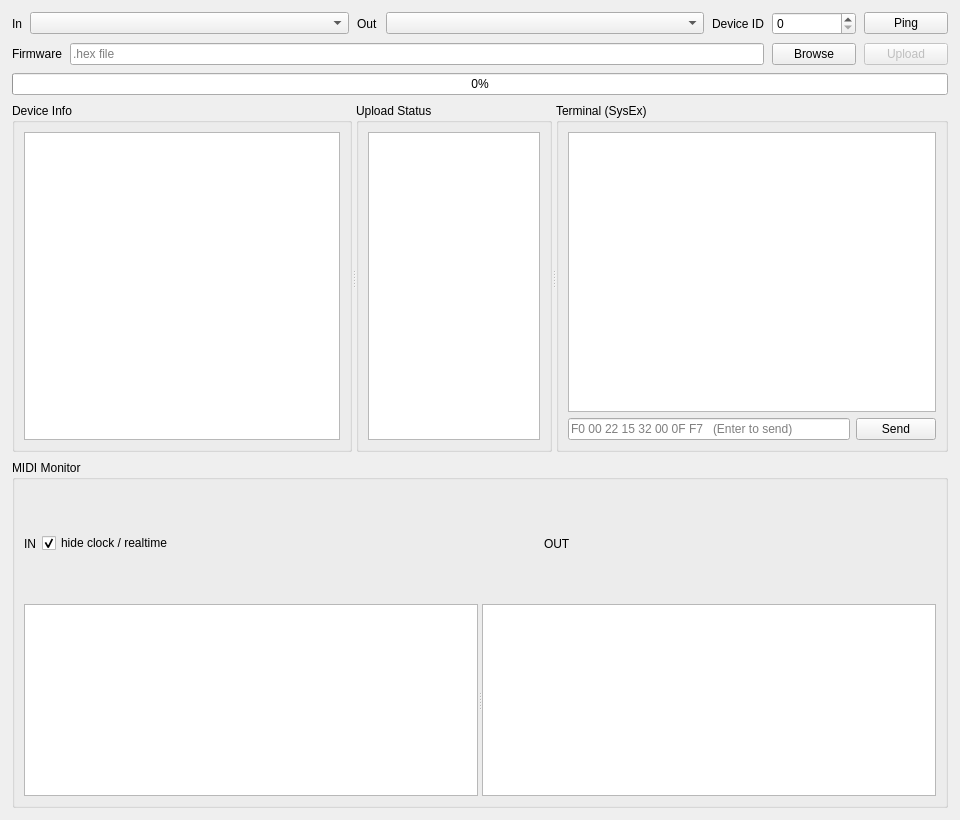
The window that apps/Bruno/5x6_display/tools/adios_studio/app/MainWindow.ui (AddictiveInstruments/ADIOS) describes before a commit, drawn with Qt 5.
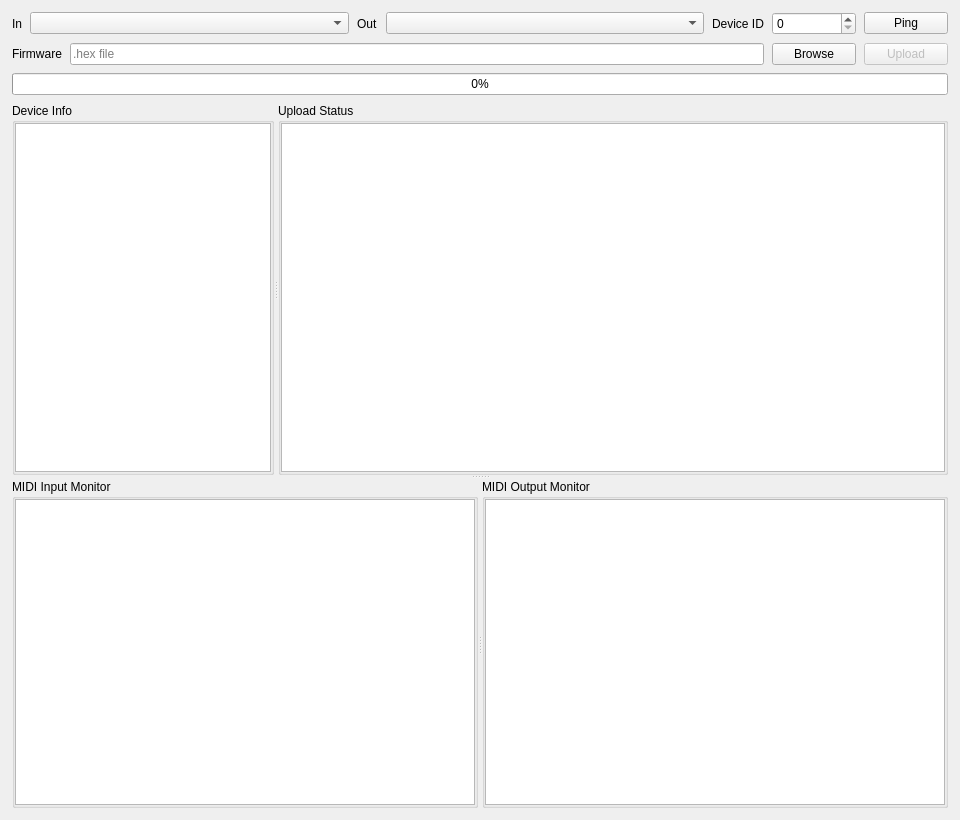
The same window after the commit. The open tabs and pages were chosen to show the change.

Commit message: tools: ADIOS Studio - refonte UI (splitters, monitor 2 groupes, marges, timing)

The edit to the form file:
```diff
--- a/apps/Bruno/5x6_display/tools/adios_studio/app/MainWindow.ui
+++ b/apps/Bruno/5x6_display/tools/adios_studio/app/MainWindow.ui
@@ -82,14 +82,19 @@
     </widget>
    </item>
    <item>
-    <widget class="QSplitter" name="colsSplit">
+    <widget class="QSplitter" name="rowsSplit">
+     <property name="orientation"><enum>Qt::Vertical</enum></property>
+     <widget class="QSplitter" name="colsSplit">
      <property name="orientation"><enum>Qt::Horizontal</enum></property>
      <property name="sizePolicy"><sizepolicy hsizetype="Expanding" vsizetype="Expanding"><horstretch>0</horstretch><verstretch>1</verstretch></sizepolicy></property>
      <widget class="QGroupBox" name="devGroup">
       <property name="title"><string>Device Info</string></property>
-      <property name="minimumSize"><size><width>340</width><height>0</height></size></property>
-      <property name="maximumSize"><size><width>340</width><height>16777215</height></size></property>
+      <property name="minimumSize"><size><width>240</width><height>0</height></size></property>
       <layout class="QVBoxLayout" name="devLayout">
+       <property name="leftMargin"><number>0</number></property>
+       <property name="topMargin"><number>0</number></property>
+       <property name="rightMargin"><number>0</number></property>
+       <property name="bottomMargin"><number>0</number></property>
        <item>
         <widget class="QListWidget" name="devInfo">
          <property name="wordWrap"><bool>false</bool></property>
@@ -101,10 +106,17 @@
        </item>
       </layout>
      </widget>
-     <widget class="QGroupBox" name="statusGroup">
+     <widget class="QStackedWidget" name="panelStack">
+      <property name="sizePolicy"><sizepolicy hsizetype="Expanding" vsizetype="Preferred"><horstretch>1</horstretch><verstretch>0</verstretch></sizepolicy></property>
+      <property name="currentIndex"><number>1</number></property>
+      <widget class="QGroupBox" name="statusGroup">
       <property name="title"><string>Upload Status</string></property>
       <property name="sizePolicy"><sizepolicy hsizetype="Preferred" vsizetype="Preferred"><horstretch>1</horstretch><verstretch>0</verstretch></sizepolicy></property>
       <layout class="QVBoxLayout" name="statusLayout">
+       <property name="leftMargin"><number>0</number></property>
+       <property name="topMargin"><number>0</number></property>
+       <property name="rightMargin"><number>0</number></property>
+       <property name="bottomMargin"><number>0</number></property>
        <item>
         <widget class="QListWidget" name="uploadStatus">
          <property name="wordWrap"><bool>false</bool></property>
@@ -120,6 +132,10 @@
       <property name="title"><string>Terminal (SysEx)</string></property>
       <property name="sizePolicy"><sizepolicy hsizetype="Preferred" vsizetype="Preferred"><horstretch>2</horstretch><verstretch>0</verstretch></sizepolicy></property>
       <layout class="QVBoxLayout" name="termLayout">
+       <property name="leftMargin"><number>0</number></property>
+       <property name="topMargin"><number>0</number></property>
+       <property name="rightMargin"><number>0</number></property>
+       <property name="bottomMargin"><number>0</number></property>
        <item>
         <widget class="QListWidget" name="term">
          <property name="wordWrap"><bool>false</bool></property>
@@ -145,40 +161,19 @@
        </item>
       </layout>
      </widget>
+     </widget>
     </widget>
-   </item>
-   <item>
-    <widget class="QGroupBox" name="monGroup">
-     <property name="title"><string>MIDI Monitor</string></property>
-     <property name="sizePolicy"><sizepolicy hsizetype="Preferred" vsizetype="Expanding"><horstretch>0</horstretch><verstretch>1</verstretch></sizepolicy></property>
-     <layout class="QVBoxLayout" name="monLayout">
-      <item>
-       <layout class="QHBoxLayout" name="monHeader">
-        <item><widget class="QLabel" name="lblMonIn"><property name="text"><string>IN</string></property></widget></item>
-        <item>
-         <widget class="QCheckBox" name="muteRt">
-          <property name="text"><string>hide clock / realtime</string></property>
-          <property name="checked"><bool>true</bool></property>
-         </widget>
-        </item>
-        <item>
-         <spacer name="monHeaderSpacer1">
-          <property name="orientation"><enum>Qt::Horizontal</enum></property>
-          <property name="sizeHint" stdset="0"><size><width>40</width><height>20</height></size></property>
-         </spacer>
-        </item>
-        <item><widget class="QLabel" name="lblMonOut"><property name="text"><string>OUT</string></property></widget></item>
-        <item>
-         <spacer name="monHeaderSpacer2">
-          <property name="orientation"><enum>Qt::Horizontal</enum></property>
-          <property name="sizeHint" stdset="0"><size><width>40</width><height>20</height></size></property>
-         </spacer>
-        </item>
-       </layout>
-      </item>
-      <item>
-       <widget class="QSplitter" name="monSplit">
-        <property name="orientation"><enum>Qt::Horizontal</enum></property>
+    <widget class="QSplitter" name="monSplit">
+     <property name="orientation"><enum>Qt::Horizontal</enum></property>
+     <property name="sizePolicy"><sizepolicy hsizetype="Expanding" vsizetype="Expanding"><horstretch>0</horstretch><verstretch>1</verstretch></sizepolicy></property>
+     <widget class="QGroupBox" name="inGroup">
+      <property name="title"><string>MIDI Input Monitor</string></property>
+      <layout class="QVBoxLayout" name="inLayout">
+       <property name="leftMargin"><number>0</number></property>
+       <property name="topMargin"><number>0</number></property>
+       <property name="rightMargin"><number>0</number></property>
+       <property name="bottomMargin"><number>0</number></property>
+       <item>
         <widget class="QListWidget" name="monIn">
          <property name="wordWrap"><bool>false</bool></property>
          <property name="uniformItemSizes"><bool>true</bool></property>
@@ -186,6 +181,17 @@
          <property name="horizontalScrollBarPolicy"><enum>Qt::ScrollBarAsNeeded</enum></property>
          <property name="selectionMode"><enum>QAbstractItemView::ExtendedSelection</enum></property>
         </widget>
+       </item>
+      </layout>
+     </widget>
+     <widget class="QGroupBox" name="outGroup">
+      <property name="title"><string>MIDI Output Monitor</string></property>
+      <layout class="QVBoxLayout" name="outLayout">
+       <property name="leftMargin"><number>0</number></property>
+       <property name="topMargin"><number>0</number></property>
+       <property name="rightMargin"><number>0</number></property>
+       <property name="bottomMargin"><number>0</number></property>
+       <item>
         <widget class="QListWidget" name="monOut">
          <property name="wordWrap"><bool>false</bool></property>
          <property name="uniformItemSizes"><bool>true</bool></property>
@@ -193,9 +199,10 @@
          <property name="horizontalScrollBarPolicy"><enum>Qt::ScrollBarAsNeeded</enum></property>
          <property name="selectionMode"><enum>QAbstractItemView::ExtendedSelection</enum></property>
         </widget>
-       </widget>
-      </item>
-     </layout>
+       </item>
+      </layout>
+     </widget>
+    </widget>
     </widget>
    </item>
   </layout>
```
The commit also changes 4 other files.
